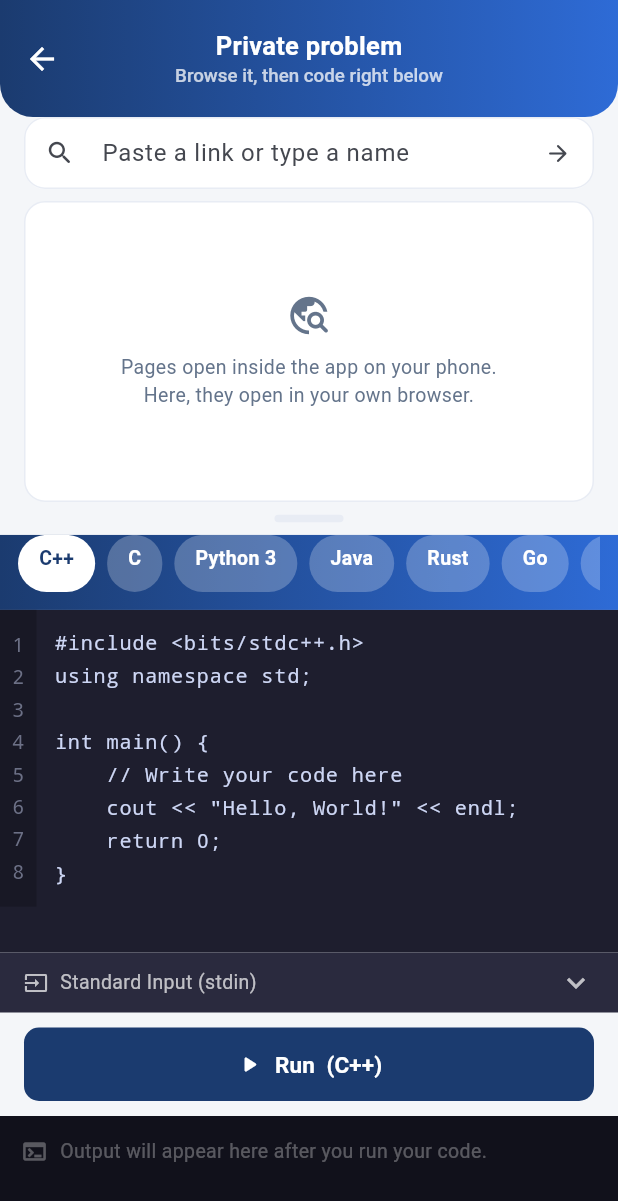
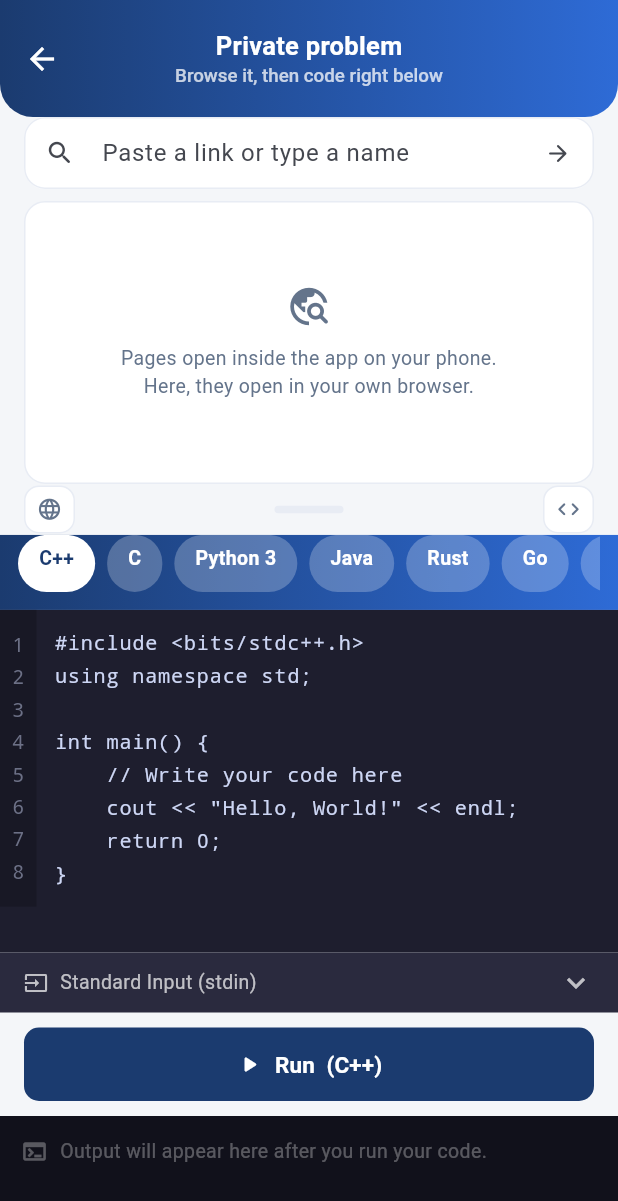
Before and after one commit to mohammed-karam/CFers, a Flutter app: the ProblemsView screen opened directly, after a tap on "Private problem, or not on Codeforces?", on a phone screen of 412 x 824 dp. Shown: the top 1201 px of the screen. Run offline on Flutter 3.47's test engine with Material 3 defaults, Android fonts, the phone set to English and light mode, and no system bars; our stand-ins replace bloc, dartz, firebase_core, flutter_bloc, shared_preferences, webview_flutter and 1 more; accounts and stored records are empty; network calls fail.

Commit message:
Private problem: maximize buttons on the split
Two buttons sit at either end of the drag handle: a globe that gives the
page as much of the screen as it can take, and </> that hands it to the
editor. Both dim once they reach their end, and both ends are computed
from the screen instead of fixed, so the address bar, its toolbar and a
usable strip of each pane still fit on a small phone — a flat 0.2/0.9
share overflowed the header's chrome by 33px on a 600px-tall window.

```diff
--- a/lib/features/private_problem/widgets/private_problem_body.dart
+++ b/lib/features/private_problem/widgets/private_problem_body.dart
@@ -6,8 +6,9 @@ import 'package:url_launcher/url_launcher.dart';
 import 'package:webview_flutter/webview_flutter.dart';
 
 /// The browser half of the private-problem screen: a bar that takes either a
-/// link or a search name, the page itself, and a handle to drag the page up
-/// and down so the compiler below keeps a comfortable share of the screen.
+/// link or a search name, the page itself, and a split strip underneath with a
+/// handle to drag plus buttons that maximize the page or the editor in one
+/// tap.
 ///
 /// [build] returns an `Expanded`, so this has to sit as a direct child of the
 /// compiler's column — it claims its share of the leftover screen that way,
@@ -29,9 +30,27 @@ class _PrivateProblemBodyState extends State<PrivateProblemBody> {
   WebViewController? _web;
   Uri? _target;
 
-  /// How much of the leftover screen the page claims, as opposed to the
-  /// editor underneath. Adjusted by dragging the handle.
-  double _webShare = 0.55;
+  /// Where the split sits: the page's share of the leftover screen. Drag the
+  /// handle for a fine choice, or jump to either end with the two buttons
+  /// beside it.
+  double _webShare = _defaultShare;
+
+  static const double _defaultShare = 0.55;
+
+  /// What the two panes divide: the screen after the app bar and the
+  /// compiler's rows below the editor (language row, stdin, Run, output) —
+  /// rows the split can never touch.
+  static const double _outsideTheSplit = 301;
+
+  /// What the page pane pays before it gets any of its share: the address bar,
+  /// the gap under it and the split strip, plus the navigation toolbar when
+  /// there is a web view.
+  double get _pageChrome => 96 + (_hasBrowser ? 40 : 0);
+
+  /// The smallest strip of page worth keeping on screen, and the smallest
+  /// strip of editor worth coding in.
+  static const double _pageStrip = 40;
+  static const double _editorStrip = 60;
 
   bool get _hasBrowser => _web != null;
 
@@ -85,19 +104,40 @@ class _PrivateProblemBodyState extends State<PrivateProblemBody> {
     _web?.loadRequest(uri);
   }
 
+  /// The range the split may occupy on this screen, as (low, high): the low
+  /// end keeps this pane's own furniture plus a strip of page fitting, the high
+  /// end leaves the editor enough to work in. Both ends move with the screen,
+  /// so "maximize" never overflows a small phone and never wastes a large one.
+  (double, double) _shareRange(BuildContext context) {
+    final free = MediaQuery.sizeOf(context).height - _outsideTheSplit;
+    if (free <= 0) return (_defaultShare, _defaultShare);
+
+    var low = (_pageChrome + _pageStrip) / free;
+    var high = 1 - _editorStrip / free;
+    low = low.clamp(0.1, 0.8);
+    high = high.clamp(0.2, 0.9);
+
+    // A screen too small to honour both strips: the page keeps its address bar.
+    if (low > high) return (low, low);
+    return (low, high);
+  }
+
   // The panel and the editor split the leftover screen between them. This is
   // the panel's weight against the editor's (the editor uses [editorFlex],
   // see CodeCompilerViewBody): sharing is what keeps the layout intact when
   // the keyboard, a small phone or a wide window changes the budget.
-  int get _webFlex {
-    final ratio = _webShare / (1 - _webShare);
-    return (ratio * 100).round().clamp(40, 750);
+  int _flexFor(double share) {
+    final ratio = share / (1 - share);
+    return (ratio * 100).round().clamp(10, 900);
   }
 
   @override
   Widget build(BuildContext context) {
+    final range = _shareRange(context);
+    final share = _webShare.clamp(range.$1, range.$2);
+
     return Expanded(
-      flex: _webFlex,
+      flex: _flexFor(share),
       child: Padding(
         padding: const EdgeInsets.symmetric(horizontal: 16),
         child: Column(
@@ -119,14 +159,36 @@ class _PrivateProblemBodyState extends State<PrivateProblemBody> {
                     )
                   : _FallbackCard(target: _target),
             ),
-            _DragHandle(
+            Row(
+              children: [
+                _tool(
+                  key: const Key('private-problem-max-page'),
+                  icon: Icons.language_rounded,
+                  tooltip: 'Maximize the page',
+                  enabled: share < range.$2,
+                  onTap: () => setState(() => _webShare = range.$2),
+                ),
+                const SizedBox(width: 8),
+                Expanded(
+                  child: _DragHandle(
                     key: const Key('private-problem-resize'),
-              // Same convention as the statement panel: pulling the handle
-              // down grows the panel above it.
+                    // Same convention as the statement panel: pulling the
+                    // handle down grows the panel above it.
                     onDrag: (deltaY) => setState(
-                () =>
-                    _webShare = (_webShare + deltaY * 0.0018).clamp(0.4, 0.75),
+                      () => _webShare = (_webShare + deltaY * 0.0018)
+                          .clamp(range.$1, range.$2),
                     ),
+                  ),
+                ),
+                const SizedBox(width: 8),
+                _tool(
+                  key: const Key('private-problem-max-editor'),
+                  icon: Icons.code_rounded,
+                  tooltip: 'Maximize the editor',
+                  enabled: share > range.$1,
+                  onTap: () => setState(() => _webShare = range.$1),
+                ),
+              ],
             ),
           ],
         ),
@@ -197,11 +259,17 @@ class _PrivateProblemBodyState extends State<PrivateProblemBody> {
   }
 
   Widget _tool({
+    Key? key,
     required IconData icon,
     required String tooltip,
     required VoidCallback onTap,
+    bool enabled = true,
   }) {
-    return Tooltip(
+    return Opacity(
+      key: key,
+      // Dimmed, but still tappable — pressing it again simply does nothing.
+      opacity: enabled ? 1 : 0.35,
+      child: Tooltip(
         message: tooltip,
         child: ScaleTap(
           semanticsLabel: tooltip,
@@ -216,6 +284,7 @@ class _PrivateProblemBodyState extends State<PrivateProblemBody> {
               border: Border.fromBorderSide(BorderSide(color: AppColors.border)),
             ),
             child: Icon(icon, size: 17, color: AppColors.textSecondary),
+          ),
         ),
       ),
     );
@@ -235,8 +304,7 @@ class _DragHandle extends StatelessWidget {
       behavior: HitTestBehavior.opaque,
       onVerticalDragUpdate: (details) => onDrag(details.delta.dy),
       child: SizedBox(
-        height: 22,
-        width: double.infinity,
+        height: 34,
         child: Center(
           child: Container(
             width: 46,
```
Also changed, not shown: 1 other file. Lines whose indentation alone changed are shown as unchanged.
